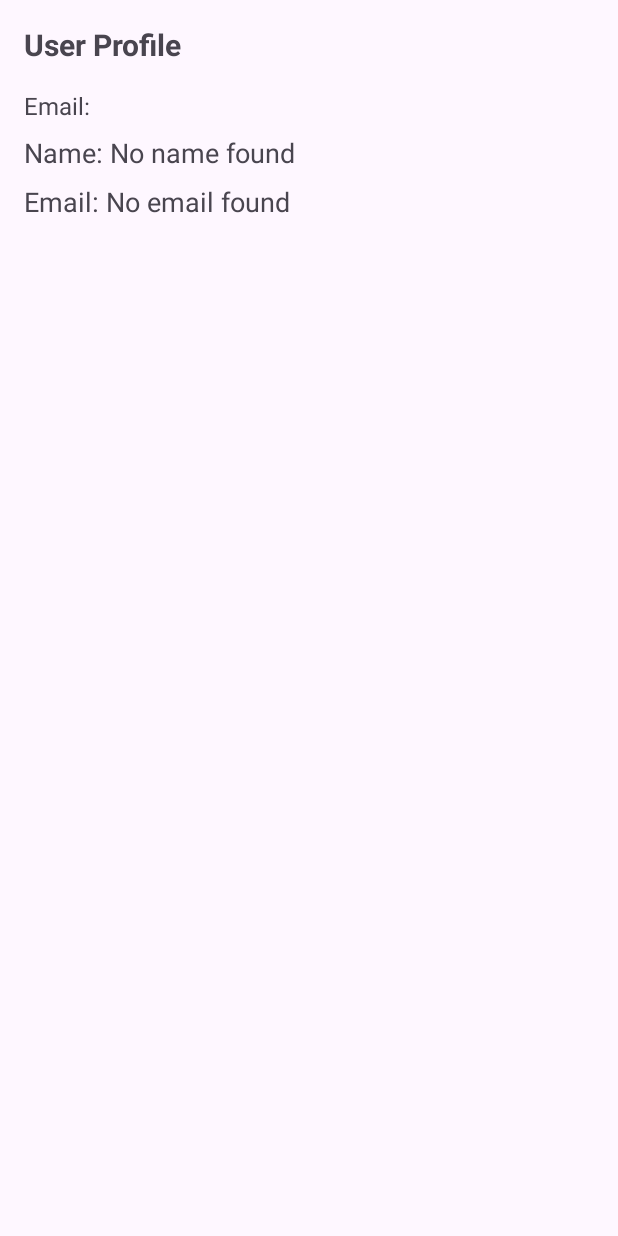
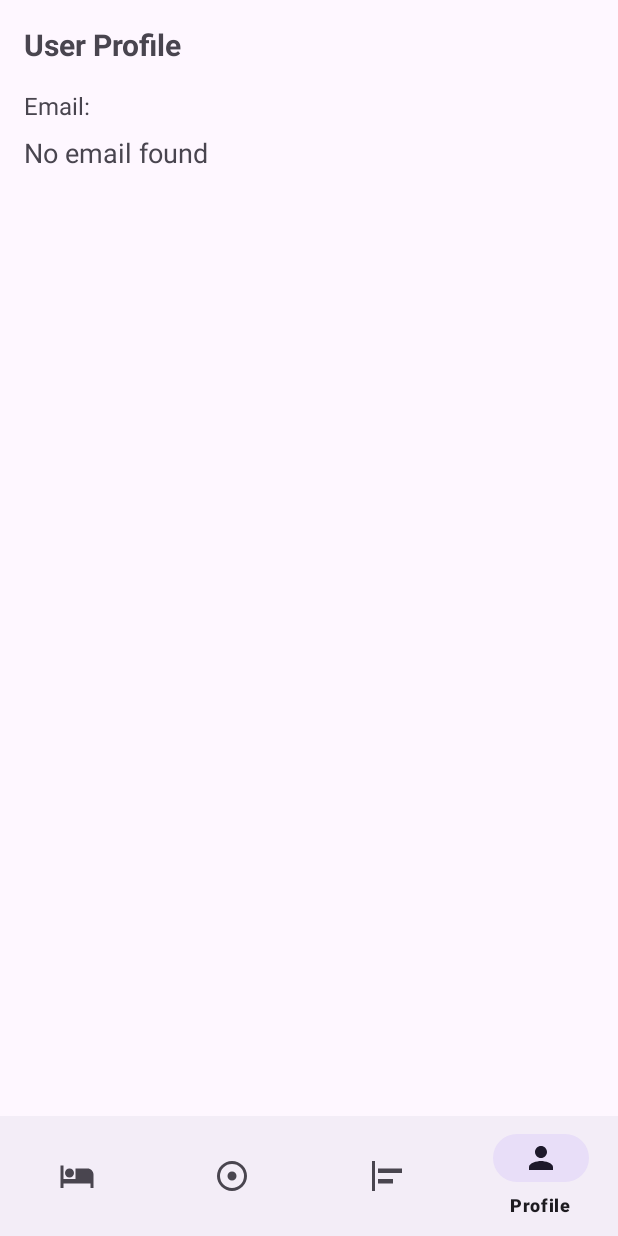
Before and after one commit to Hetti219/luxevista_resort, an Android app: the MainActivity screen opened directly, with no data from a screen before it, item 4 of the bottom bar chosen, on a phone screen of 412 x 824 dp. Run offline under Robolectric (Android 15) with nearby library versions, the phone set to English and light mode, and no system bars.

Commit message:
Minor bug fixes

```diff
--- a/app/src/main/java/com/example/luxevistaresort/MainActivity.java
+++ b/app/src/main/java/com/example/luxevistaresort/MainActivity.java
@@ -22,9 +22,9 @@ public class MainActivity extends AppCompatActivity {
 
         textViewLoggedInEmail = findViewById(R.id.textViewLoggedInEmail);
         bottomNavigationView = findViewById(R.id.bottomNavigationView);
-        sharedPreferences = getSharedPreferences("user_prefs", MODE_PRIVATE);
+        sharedPreferences = getSharedPreferences("user_data", MODE_PRIVATE);
 
-        String loggedInEmail = sharedPreferences.getString("loggedInEmail", "No email found");
+        String loggedInEmail = sharedPreferences.getString("email", "No email found");
         textViewLoggedInEmail.setText("Logged in as: " + loggedInEmail);
 
         bottomNavigationView.setOnItemSelectedListener(item -> {
--- a/app/src/main/java/com/example/luxevistaresort/ProfileActivity.java
+++ b/app/src/main/java/com/example/luxevistaresort/ProfileActivity.java
@@ -1,32 +1,53 @@
 package com.example.luxevistaresort;
 
+import android.content.Intent;
 import android.content.SharedPreferences;
 import android.os.Bundle;
 import android.widget.TextView;
 
 import androidx.appcompat.app.AppCompatActivity;
 
+import com.google.android.material.bottomnavigation.BottomNavigationView;
+
 public class ProfileActivity extends AppCompatActivity {
 
-    private TextView textViewProfileFullName;
     private TextView textViewProfileEmail;
     private SharedPreferences sharedPreferences;
+    private BottomNavigationView bottomNavigationView;
 
     @Override
     protected void onCreate(Bundle savedInstanceState) {
         super.onCreate(savedInstanceState);
         setContentView(R.layout.activity_profile);
 
-        textViewProfileFullName = findViewById(R.id.textViewProfileFullName);
         textViewProfileEmail = findViewById(R.id.textViewProfileEmail);
+        bottomNavigationView = findViewById(R.id.bottomNavigationView);
         sharedPreferences = getSharedPreferences("user_data", MODE_PRIVATE);
 
-        // Get the user's full name from SharedPreferences
-        String userFullName = sharedPreferences.getString("full_name", "No name found");
-        textViewProfileFullName.setText("Name: " + userFullName);
+        bottomNavigationView.setSelectedItemId(R.id.navigation_profile);
 
-        // Get the user's email from SharedPreferences
-        String userEmail = sharedPreferences.getString("email", "No email found");
-        textViewProfileEmail.setText("Email: " + userEmail);
+        String loggedInEmail = sharedPreferences.getString("email", "No email found");
+        textViewProfileEmail.setText(loggedInEmail);
+
+        bottomNavigationView.setOnItemSelectedListener(item -> {
+            Intent intent = null;
+            if (item.getItemId() == R.id.navigation_rooms) {
+                intent = new Intent(ProfileActivity.this, RoomListActivity.class);
+            } else if (item.getItemId() == R.id.navigation_services) {
+                intent = new Intent(ProfileActivity.this, ServiceListActivity.class);
+            } else if (item.getItemId() == R.id.navigation_bookings) {
+                intent = new Intent(ProfileActivity.this, MyBookingsActivity.class);
+            } else if (item.getItemId() == R.id.navigation_profile) {
+                // Do nothing, already on this screen
+                return true;
+            }
+
+            if (intent != null) {
+                startActivity(intent);
+                finish();
+                return true;
+            }
+            return false;
+        });
     }
 }
--- a/app/src/main/res/layout/activity_profile.xml
+++ b/app/src/main/res/layout/activity_profile.xml
@@ -1,7 +1,14 @@
 <?xml version="1.0" encoding="utf-8"?>
-<LinearLayout xmlns:android="http://schemas.android.com/apk/res/android"
+<RelativeLayout xmlns:android="http://schemas.android.com/apk/res/android"
+    xmlns:app="http://schemas.android.com/apk/res-auto"
     android:layout_width="match_parent"
-    android:layout_height="match_parent"
+    android:layout_height="match_parent">
+
+    <LinearLayout
+        android:layout_width="match_parent"
+        android:layout_height="wrap_content"
+        android:layout_above="@+id/bottomNavigationView"
+        android:layout_alignParentTop="true"
         android:orientation="vertical"
         android:padding="16dp">
 
@@ -20,14 +27,6 @@
             android:textSize="16sp" />
 
         <TextView
-        android:id="@+id/textViewProfileFullName"
-        android:layout_width="wrap_content"
-        android:layout_height="wrap_content"
-        android:layout_marginTop="8dp"
-        android:text="Sathika Shervin Hettiarachchi"
-        android:textSize="18sp" />
-
-    <TextView
             android:id="@+id/textViewProfileEmail"
             android:layout_width="wrap_content"
             android:layout_height="wrap_content"
@@ -36,3 +35,12 @@
             android:textSize="18sp" />
 
     </LinearLayout>
+
+    <com.google.android.material.bottomnavigation.BottomNavigationView
+        android:id="@+id/bottomNavigationView"
+        android:layout_width="match_parent"
+        android:layout_height="wrap_content"
+        android:layout_alignParentBottom="true"
+        app:menu="@menu/bottom_navigation_menu" />
+
+</RelativeLayout>
```
Also changed, not shown: app/src/main/java/com/example/luxevistaresort/ServiceListActivity.java (+29 -1 lines), app/src/main/res/layout/activity_service_list.xml (+20 -4 lines). Lines whose indentation alone changed are shown as unchanged.
